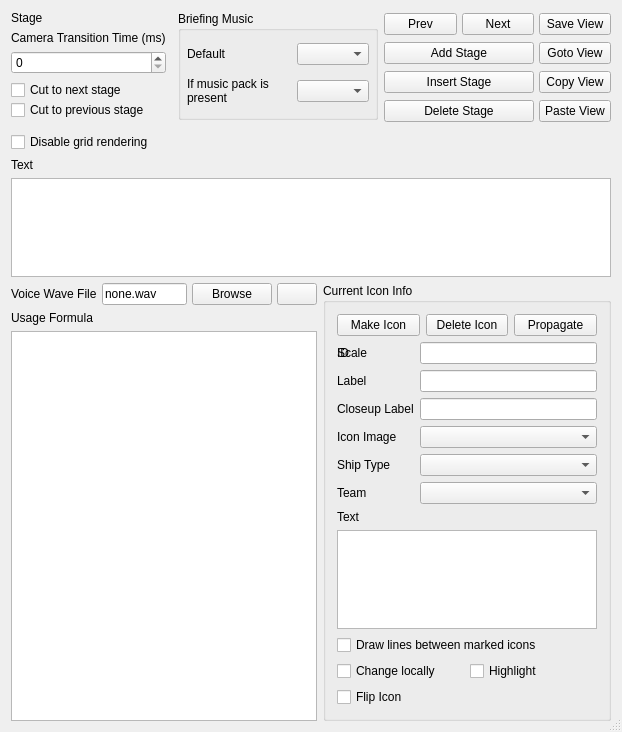
scp-fs2open/fs2open.github.com, file qtfred/ui/BriefingEditorDialog.ui: the form before one commit.
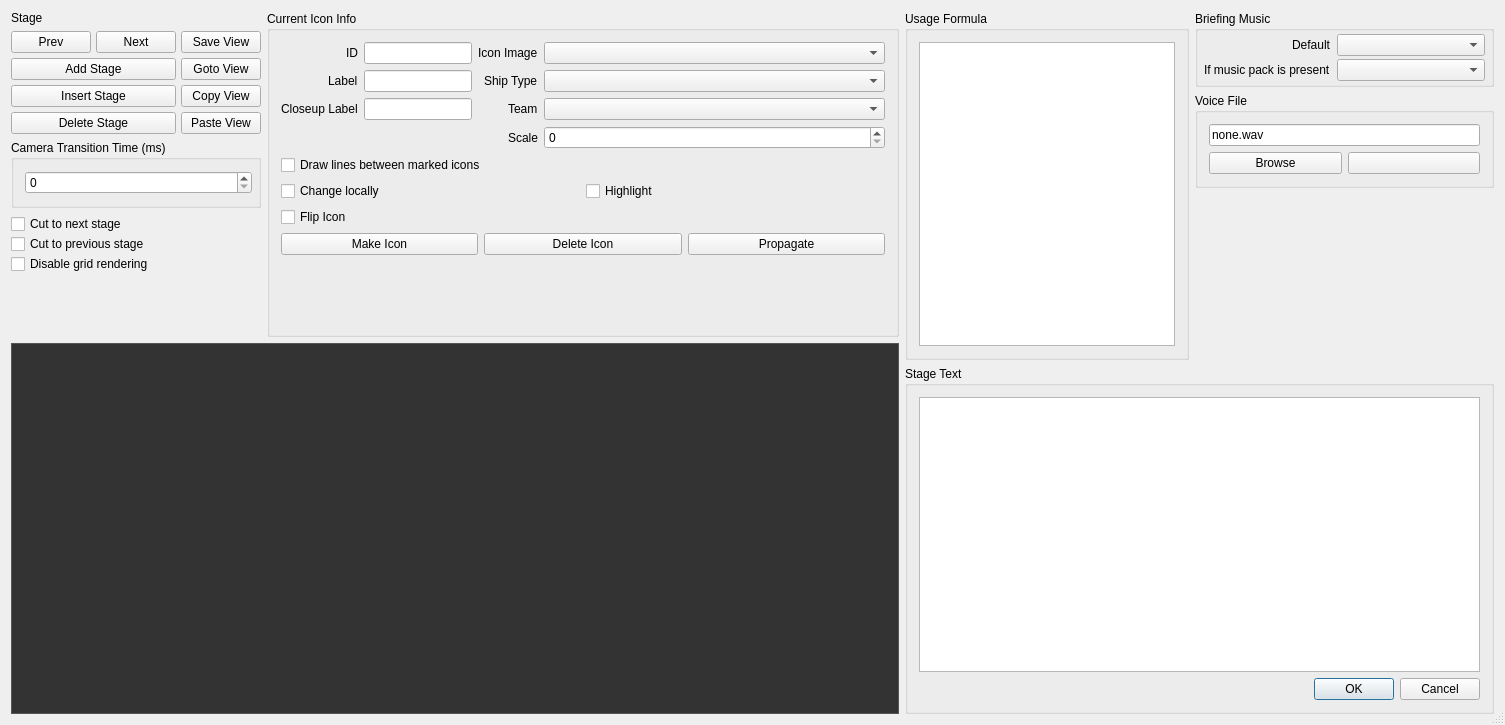
The form after the commit. Icons and pictures are not drawn.

Diff of the .ui file:
```diff
--- a/qtfred/ui/BriefingEditorDialog.ui
+++ b/qtfred/ui/BriefingEditorDialog.ui
@@ -6,8 +6,8 @@
    <rect>
     <x>0</x>
     <y>0</y>
-    <width>622</width>
-    <height>732</height>
+    <width>1505</width>
+    <height>725</height>
    </rect>
   </property>
   <property name="minimumSize">
@@ -25,275 +25,14 @@
   <property name="modal">
    <bool>true</bool>
   </property>
-  <layout class="QVBoxLayout" name="mainLayout">
-   <property name="spacing">
-    <number>0</number>
-   </property>
-   <property name="leftMargin">
-    <number>0</number>
-   </property>
-   <property name="topMargin">
-    <number>0</number>
-   </property>
-   <property name="rightMargin">
-    <number>0</number>
-   </property>
-   <property name="bottomMargin">
-    <number>0</number>
-   </property>
+  <layout class="QHBoxLayout" name="horizontalLayout_8">
    <item>
-    <layout class="QGridLayout" name="contentLayout">
-     <property name="leftMargin">
-      <number>11</number>
-     </property>
-     <property name="topMargin">
-      <number>11</number>
-     </property>
-     <property name="rightMargin">
-      <number>11</number>
-     </property>
-     <property name="bottomMargin">
-      <number>11</number>
-     </property>
-     <item row="2" column="0" colspan="2">
-      <widget class="QPlainTextEdit" name="stageText"/>
-     </item>
-     <item row="3" column="1">
-      <widget class="QGroupBox" name="iconInfoBox">
-       <property name="title">
-        <string>Current Icon Info</string>
-       </property>
-       <layout class="QGridLayout" name="iconInfoBoxLayout">
-        <item row="0" column="0">
-         <layout class="QGridLayout" name="iconButtons">
-          <item row="0" column="0">
-           <widget class="QPushButton" name="makeIconButton">
-            <property name="text">
-             <string>Make Icon</string>
-            </property>
-            <property name="autoDefault">
-             <bool>false</bool>
-            </property>
-           </widget>
-          </item>
-          <item row="0" column="1">
-           <widget class="QPushButton" name="deleteIconButton">
-            <property name="text">
-             <string>Delete Icon</string>
-            </property>
-            <property name="autoDefault">
-             <bool>false</bool>
-            </property>
-           </widget>
-          </item>
-          <item row="0" column="2">
-           <widget class="QPushButton" name="propagateIconButton">
-            <property name="text">
-             <string>Propagate</string>
-            </property>
-            <property name="autoDefault">
-             <bool>false</bool>
-            </property>
-           </widget>
-          </item>
-         </layout>
-        </item>
-        <item row="1" column="0">
-         <layout class="QGridLayout" name="iconInfo">
-          <item row="3" column="0">
-           <widget class="QLabel" name="iconImage">
-            <property name="text">
-             <string>Icon Image</string>
-            </property>
-           </widget>
-          </item>
-          <item row="0" column="0">
-           <widget class="QLabel" name="iconID">
-            <property name="text">
-             <string>ID</string>
-            </property>
-           </widget>
-          </item>
-          <item row="0" column="1">
-           <widget class="QLineEdit" name="iconIDEdit"/>
-          </item>
-          <item row="5" column="0">
-           <widget class="QLabel" name="iconTeam">
-            <property name="text">
-             <string>Team</string>
-            </property>
-           </widget>
-          </item>
-          <item row="4" column="0">
-           <widget class="QLabel" name="iconShipType">
-            <property name="text">
-             <string>Ship Type</string>
-            </property>
-           </widget>
-          </item>
-          <item row="3" column="1">
-           <widget class="QComboBox" name="iconImageCombo"/>
-          </item>
-          <item row="1" column="0">
-           <widget class="QLabel" name="iconLabel">
-            <property name="text">
-             <string>Label</string>
-            </property>
-           </widget>
-          </item>
-          <item row="1" column="1">
-           <widget class="QLineEdit" name="iconLabelEdit"/>
-          </item>
-          <item row="5" column="1">
-           <widget class="QComboBox" name="iconTeamCombo"/>
-          </item>
-          <item row="4" column="1">
-           <widget class="QComboBox" name="iconShipTypeCombo"/>
-          </item>
-          <item row="2" column="1">
-           <widget class="QLineEdit" name="iconcloseupLabel"/>
-          </item>
-          <item row="2" column="0">
-           <widget class="QLabel" name="closeup">
-            <property name="text">
-             <string>Closeup Label</string>
-            </property>
-           </widget>
-          </item>
-		  <item row="0" column="0">
-		   <widget class="QLabel" name="iconScale">
-		    <property name="text">
-		     <string>Scale</string>
-		    </property>
-		   </widget>
-		  </item>
-         </layout>
-        </item>
-        <item row="2" column="0">
-         <layout class="QVBoxLayout" name="iconText">
+    <layout class="QVBoxLayout" name="leftPaneLayout">
           <item>
-           <widget class="QLabel" name="iconTextLabel">
-            <property name="text">
-             <string>Text</string>
-            </property>
-           </widget>
-          </item>
+      <layout class="QHBoxLayout" name="leftPaneControlsLayout">
           <item>
-           <widget class="QPlainTextEdit" name="iconTextEdit">
-            <property name="frameShape">
-             <enum>QFrame::StyledPanel</enum>
-            </property>
-           </widget>
-          </item>
-         </layout>
-        </item>
-        <item row="3" column="0">
-         <layout class="QGridLayout" name="iconInfoCheckboxes">
-          <item row="0" column="0" colspan="2">
-           <widget class="QCheckBox" name="drawLinesCheck">
-            <property name="text">
-             <string>Draw lines between marked icons</string>
-            </property>
-           </widget>
-          </item>
-          <item row="1" column="0">
-           <widget class="QCheckBox" name="changeLocallyCheck">
-            <property name="text">
-             <string>Change locally</string>
-            </property>
-           </widget>
-          </item>
-          <item row="1" column="1">
-           <widget class="QCheckBox" name="highlightCheck">
-            <property name="text">
-             <string>Highlight</string>
-            </property>
-           </widget>
-          </item>
-          <item row="2" column="0">
-           <widget class="QCheckBox" name="flipIconCheck">
-            <property name="text">
-             <string>Flip Icon</string>
-            </property>
-           </widget>
-          </item>
-         </layout>
-        </item>
-       </layout>
-      </widget>
-     </item>
-     <item row="3" column="0">
-      <layout class="QGridLayout" name="voiceInfo">
-       <item row="0" column="0">
-        <layout class="QHBoxLayout" name="voiceFileLayout">
-         <property name="spacing">
-          <number>5</number>
-         </property>
+        <layout class="QVBoxLayout" name="stageControlsLayout">
          <item>
-          <widget class="QLabel" name="voiceFileLabel">
-           <property name="text">
-            <string>Voice Wave File</string>
-           </property>
-          </widget>
-         </item>
-         <item>
-          <widget class="QLineEdit" name="voiceFileLine">
-           <property name="text">
-            <string>none.wav</string>
-           </property>
-          </widget>
-         </item>
-         <item>
-          <widget class="QPushButton" name="browseVoiceFileButton">
-           <property name="text">
-            <string>Browse</string>
-           </property>
-           <property name="autoDefault">
-            <bool>false</bool>
-           </property>
-          </widget>
-         </item>
-         <item>
-          <widget class="QPushButton" name="playVoiceFileButton">
-           <property name="text">
-            <string/>
-           </property>
-           <property name="icon">
-            <iconset resource="../resources/resources.qrc">
-             <normaloff>:/images/bmp00001.png</normaloff>:/images/bmp00001.png</iconset>
-           </property>
-           <property name="autoDefault">
-            <bool>false</bool>
-           </property>
-          </widget>
-         </item>
-        </layout>
-       </item>
-       <item row="1" column="0">
-        <widget class="QLabel" name="usageFormulaLabel">
-         <property name="text">
-          <string>Usage Formula</string>
-         </property>
-        </widget>
-       </item>
-       <item row="2" column="0">
-        <widget class="QTreeView" name="usageFormulaView">
-         <property name="minimumSize">
-          <size>
-           <width>0</width>
-           <height>0</height>
-          </size>
-         </property>
-         <property name="frameShape">
-          <enum>QFrame::StyledPanel</enum>
-         </property>
-        </widget>
-       </item>
-      </layout>
-     </item>
-     <item row="0" column="0" colspan="2">
-      <layout class="QGridLayout" name="stageInfo">
-       <item row="0" column="0">
         <widget class="QLabel" name="stageLabel">
          <property name="text">
           <string>Stage</string>
@@ -303,70 +42,7 @@
          </property>
         </widget>
        </item>
-       <item row="0" column="1" rowspan="3">
-        <widget class="QGroupBox" name="briefingMusicBox">
-         <property name="minimumSize">
-          <size>
-           <width>200</width>
-           <height>0</height>
-          </size>
-         </property>
-         <property name="sizeIncrement">
-          <size>
-           <width>0</width>
-           <height>0</height>
-          </size>
-         </property>
-         <property name="title">
-          <string>Briefing Music</string>
-         </property>
-         <layout class="QGridLayout" name="musicBoxLayout">
-          <property name="leftMargin">
-           <number>6</number>
-          </property>
-          <property name="topMargin">
-           <number>3</number>
-          </property>
-          <property name="rightMargin">
-           <number>6</number>
-          </property>
-          <property name="bottomMargin">
-           <number>3</number>
-          </property>
-          <property name="verticalSpacing">
-           <number>3</number>
-          </property>
-          <item row="0" column="0">
-           <widget class="QLabel" name="defaultMusicLabel">
-            <property name="text">
-             <string>Default</string>
-            </property>
-           </widget>
-          </item>
-          <item row="0" column="1">
-           <widget class="QComboBox" name="defaultMusicCombo">
-            <property name="editable">
-             <bool>false</bool>
-            </property>
-           </widget>
-          </item>
-          <item row="1" column="0">
-           <widget class="QLabel" name="musicPackLabel">
-            <property name="text">
-             <string>If music pack is present</string>
-            </property>
-            <property name="wordWrap">
-             <bool>true</bool>
-            </property>
-           </widget>
-          </item>
-          <item row="1" column="1">
-           <widget class="QComboBox" name="musicPackCombo"/>
-          </item>
-         </layout>
-        </widget>
-       </item>
-       <item row="0" column="2" rowspan="4">
+         <item>
         <layout class="QGridLayout" name="stageButtons" columnstretch="0,0,0">
          <property name="spacing">
           <number>5</number>
@@ -409,6 +85,26 @@
            </property>
           </widget>
          </item>
+           <item row="1" column="2">
+            <widget class="QPushButton" name="gotoViewButton">
+             <property name="text">
+              <string>Goto View</string>
+             </property>
+             <property name="autoDefault">
+              <bool>false</bool>
+             </property>
+            </widget>
+           </item>
+           <item row="3" column="2">
+            <widget class="QPushButton" name="pasteViewButton">
+             <property name="text">
+              <string>Paste View</string>
+             </property>
+             <property name="autoDefault">
+              <bool>false</bool>
+             </property>
+            </widget>
+           </item>
          <item row="0" column="2">
           <widget class="QPushButton" name="saveViewButton">
            <property name="maximumSize">
@@ -435,28 +131,6 @@
            </property>
           </widget>
          </item>
-         <item row="2" column="0" colspan="2">
-          <widget class="QPushButton" name="insertStageButton">
-           <property name="sizePolicy">
-            <sizepolicy hsizetype="Minimum" vsizetype="Fixed">
-             <horstretch>0</horstretch>
-             <verstretch>0</verstretch>
-            </sizepolicy>
-           </property>
-           <property name="maximumSize">
-            <size>
-             <width>16777215</width>
-             <height>16777215</height>
-            </size>
-           </property>
-           <property name="text">
-            <string>Insert Stage</string>
-           </property>
-           <property name="autoDefault">
-            <bool>false</bool>
-           </property>
-          </widget>
-         </item>
          <item row="3" column="0" colspan="2">
           <widget class="QPushButton" name="deleteStageButton">
            <property name="maximumSize">
@@ -473,6 +147,28 @@
            </property>
           </widget>
          </item>
+           <item row="2" column="0" colspan="2">
+            <widget class="QPushButton" name="insertStageButton">
+             <property name="sizePolicy">
+              <sizepolicy hsizetype="Minimum" vsizetype="Fixed">
+               <horstretch>0</horstretch>
+               <verstretch>0</verstretch>
+              </sizepolicy>
+             </property>
+             <property name="maximumSize">
+              <size>
+               <width>16777215</width>
+               <height>16777215</height>
+              </size>
+             </property>
+             <property name="text">
+              <string>Insert Stage</string>
+             </property>
+             <property name="autoDefault">
+              <bool>false</bool>
+             </property>
+            </widget>
+           </item>
          <item row="2" column="2">
           <widget class="QPushButton" name="copyViewButton">
            <property name="text">
@@ -483,68 +179,44 @@
            </property>
           </widget>
          </item>
-         <item row="3" column="2">
-          <widget class="QPushButton" name="pasteViewButton">
-           <property name="text">
-            <string>Paste View</string>
-           </property>
-           <property name="autoDefault">
-            <bool>false</bool>
-           </property>
-          </widget>
-         </item>
-         <item row="1" column="2">
-          <widget class="QPushButton" name="gotoViewButton">
-           <property name="text">
-            <string>Goto View</string>
-           </property>
-           <property name="autoDefault">
-            <bool>false</bool>
-           </property>
-          </widget>
-         </item>
-        </layout>
-       </item>
-       <item row="1" column="0">
-        <layout class="QVBoxLayout" name="verticalLayout">
-         <property name="rightMargin">
-          <number>6</number>
-         </property>
+          </layout>
+         </item>
          <item>
-          <widget class="QLabel" name="transitionLabel">
-           <property name="text">
+          <widget class="QGroupBox" name="cameraTransitionTimeGroupBox">
+           <property name="title">
             <string>Camera Transition Time (ms)</string>
            </property>
-          </widget>
-         </item>
+           <layout class="QVBoxLayout" name="verticalLayout">
+            <property name="rightMargin">
+             <number>6</number>
+            </property>
          <item>
-          <widget class="QSpinBox" name="transitionTime"/>
-         </item>
-        </layout>
-       </item>
-       <item row="2" column="0">
-        <layout class="QVBoxLayout" name="cutStage">
+             <widget class="QSpinBox" name="cameraTransitionTimeSpinBox"/>
+            </item>
+           </layout>
+          </widget>
+         </item>
+         <item>
+          <layout class="QVBoxLayout" name="stageFlagsLayout">
          <property name="spacing">
           <number>0</number>
          </property>
          <item>
-          <widget class="QCheckBox" name="nextStage">
+            <widget class="QCheckBox" name="cutToNextStageCheckbox">
            <property name="text">
             <string>Cut to next stage</string>
            </property>
           </widget>
          </item>
          <item>
-          <widget class="QCheckBox" name="prevStage">
+            <widget class="QCheckBox" name="cutToPrevStageCheckbox">
            <property name="text">
             <string>Cut to previous stage</string>
            </property>
           </widget>
          </item>
-        </layout>
-       </item>
 	   <item>
-		<widget class="QCheckBox" name="disableGrid">
+            <widget class="QCheckBox" name="disableGridCheckBox">
 		 <property name="text">
 		  <string>Disable grid rendering</string>
 		</property>
@@ -552,14 +224,416 @@
 	  </item>
       </layout>
      </item>
+         <item>
+          <spacer name="stageControlsSpacer">
+           <property name="orientation">
+            <enum>Qt::Vertical</enum>
+           </property>
+           <property name="sizeHint" stdset="0">
+            <size>
+             <width>20</width>
+             <height>40</height>
+            </size>
+           </property>
+          </spacer>
+         </item>
+        </layout>
+       </item>
+       <item>
+        <widget class="QGroupBox" name="currentIconInfoGroupBox">
+         <property name="minimumSize">
+          <size>
+           <width>0</width>
+           <height>300</height>
+          </size>
+         </property>
+         <property name="title">
+          <string>Current Icon Info</string>
+         </property>
+         <layout class="QVBoxLayout" name="verticalLayout_15">
+          <item>
+           <layout class="QHBoxLayout" name="iconDetailsLayout" stretch="0,1">
+            <item>
+             <layout class="QFormLayout" name="iconLabelsForm">
+              <property name="labelAlignment">
+               <set>Qt::AlignRight|Qt::AlignTrailing|Qt::AlignVCenter</set>
+              </property>
+              <item row="0" column="0">
+               <widget class="QLabel" name="iconIdLabel">
+                <property name="text">
+                 <string>ID</string>
+                </property>
+               </widget>
+              </item>
+              <item row="0" column="1">
+               <widget class="QLineEdit" name="iconIdLineEdit"/>
+              </item>
      <item row="1" column="0">
-      <widget class="QLabel" name="textLabel">
+               <widget class="QLabel" name="iconLabelLabel">
        <property name="text">
-        <string>Text</string>
-       </property>
-       <property name="alignment">
-        <set>Qt::AlignBottom|Qt::AlignLeading|Qt::AlignLeft</set>
-       </property>
+                 <string>Label</string>
+                </property>
+               </widget>
+              </item>
+              <item row="1" column="1">
+               <widget class="QLineEdit" name="iconLabelLineEdit"/>
+              </item>
+              <item row="2" column="0">
+               <widget class="QLabel" name="iconCloseupLabelLabel">
+                <property name="text">
+                 <string>Closeup Label</string>
+                </property>
+               </widget>
+              </item>
+              <item row="2" column="1">
+               <widget class="QLineEdit" name="iconCloseupLabelLineEdit"/>
+              </item>
+             </layout>
+            </item>
+            <item>
+             <layout class="QFormLayout" name="iconVisualsLayout">
+              <property name="labelAlignment">
+               <set>Qt::AlignRight|Qt::AlignTrailing|Qt::AlignVCenter</set>
+              </property>
+              <item row="0" column="0">
+               <widget class="QLabel" name="iconImageLabel">
+                <property name="text">
+                 <string>Icon Image</string>
+                </property>
+               </widget>
+              </item>
+              <item row="0" column="1">
+               <widget class="QComboBox" name="iconImageComboBox"/>
+              </item>
+              <item row="1" column="0">
+               <widget class="QLabel" name="iconShipTypeLabel">
+                <property name="text">
+                 <string>Ship Type</string>
+                </property>
+               </widget>
+              </item>
+              <item row="1" column="1">
+               <widget class="QComboBox" name="iconShipTypeComboBox"/>
+              </item>
+              <item row="2" column="0">
+               <widget class="QLabel" name="iconTeamLabel">
+                <property name="text">
+                 <string>Team</string>
+                </property>
+               </widget>
+              </item>
+              <item row="2" column="1">
+               <widget class="QComboBox" name="iconTeamComboBox"/>
+              </item>
+              <item row="3" column="0">
+               <widget class="QLabel" name="iconScaleLabel">
+                <property name="text">
+                 <string>Scale</string>
+                </property>
+               </widget>
+              </item>
+              <item row="3" column="1">
+               <widget class="QSpinBox" name="scaleSpinBox"/>
+              </item>
+             </layout>
+            </item>
+           </layout>
+          </item>
+          <item>
+           <layout class="QGridLayout" name="iconCheckboxesLayout">
+            <item row="0" column="0" colspan="2">
+             <widget class="QCheckBox" name="drawLinesCheckBox">
+              <property name="text">
+               <string>Draw lines between marked icons</string>
+              </property>
+             </widget>
+            </item>
+            <item row="1" column="0">
+             <widget class="QCheckBox" name="changeLocallyCheckBox">
+              <property name="text">
+               <string>Change locally</string>
+              </property>
+             </widget>
+            </item>
+            <item row="1" column="1">
+             <widget class="QCheckBox" name="highlightCheckBox">
+              <property name="text">
+               <string>Highlight</string>
+              </property>
+             </widget>
+            </item>
+            <item row="2" column="0">
+             <widget class="QCheckBox" name="flipIconCheckBox">
+              <property name="text">
+               <string>Flip Icon</string>
+              </property>
+             </widget>
+            </item>
+           </layout>
+          </item>
+          <item>
+           <layout class="QHBoxLayout" name="iconSetupButtonsLayout">
+            <item>
+             <widget class="QPushButton" name="makeIconButton">
+              <property name="text">
+               <string>Make Icon</string>
+              </property>
+              <property name="autoDefault">
+               <bool>false</bool>
+              </property>
+             </widget>
+            </item>
+            <item>
+             <widget class="QPushButton" name="deleteIconButton">
+              <property name="text">
+               <string>Delete Icon</string>
+              </property>
+              <property name="autoDefault">
+               <bool>false</bool>
+              </property>
+             </widget>
+            </item>
+            <item>
+             <widget class="QPushButton" name="propagateIconButton">
+              <property name="text">
+               <string>Propagate</string>
+              </property>
+              <property name="autoDefault">
+               <bool>false</bool>
+              </property>
+             </widget>
+            </item>
+           </layout>
+          </item>
+          <item>
+           <spacer name="iconInfoSpacer">
+            <property name="orientation">
+             <enum>Qt::Vertical</enum>
+            </property>
+            <property name="sizeHint" stdset="0">
+             <size>
+              <width>20</width>
+              <height>40</height>
+             </size>
+            </property>
+           </spacer>
+          </item>
+         </layout>
+        </widget>
+       </item>
+      </layout>
+     </item>
+     <item>
+      <widget class="QWidget" name="mapView" native="true">
+       <property name="enabled">
+        <bool>true</bool>
+       </property>
+       <property name="sizePolicy">
+        <sizepolicy hsizetype="Preferred" vsizetype="Preferred">
+         <horstretch>0</horstretch>
+         <verstretch>0</verstretch>
+        </sizepolicy>
+       </property>
+       <property name="minimumSize">
+        <size>
+         <width>888</width>
+         <height>371</height>
+        </size>
+       </property>
+       <property name="styleSheet">
+        <string notr="true">QWidget {
+    background-color: #333333;
+    border: 1px solid #555555;
+}</string>
+       </property>
+      </widget>
+     </item>
+    </layout>
+   </item>
+   <item>
+    <layout class="QVBoxLayout" name="rightPaneLayout">
+     <item>
+      <layout class="QHBoxLayout" name="stageSubControlsLayout">
+       <item>
+        <widget class="QGroupBox" name="usageFormulaGroupBox">
+         <property name="title">
+          <string>Usage Formula</string>
+         </property>
+         <layout class="QVBoxLayout" name="verticalLayout_3">
+          <item>
+           <widget class="QTreeView" name="usageFormulaView">
+            <property name="sizePolicy">
+             <sizepolicy hsizetype="Preferred" vsizetype="Preferred">
+              <horstretch>0</horstretch>
+              <verstretch>0</verstretch>
+             </sizepolicy>
+            </property>
+            <property name="minimumSize">
+             <size>
+              <width>0</width>
+              <height>0</height>
+             </size>
+            </property>
+            <property name="frameShape">
+             <enum>QFrame::StyledPanel</enum>
+            </property>
+           </widget>
+          </item>
+         </layout>
+        </widget>
+       </item>
+       <item>
+        <layout class="QVBoxLayout" name="stageAudioControlsLayout">
+         <item>
+          <widget class="QGroupBox" name="briefingMusicLayout">
+           <property name="minimumSize">
+            <size>
+             <width>200</width>
+             <height>0</height>
+            </size>
+           </property>
+           <property name="sizeIncrement">
+            <size>
+             <width>0</width>
+             <height>0</height>
+            </size>
+           </property>
+           <property name="title">
+            <string>Briefing Music</string>
+           </property>
+           <layout class="QFormLayout" name="formLayout">
+            <property name="labelAlignment">
+             <set>Qt::AlignRight|Qt::AlignTrailing|Qt::AlignVCenter</set>
+            </property>
+            <property name="verticalSpacing">
+             <number>3</number>
+            </property>
+            <property name="leftMargin">
+             <number>6</number>
+            </property>
+            <property name="topMargin">
+             <number>3</number>
+            </property>
+            <property name="rightMargin">
+             <number>6</number>
+            </property>
+            <property name="bottomMargin">
+             <number>3</number>
+            </property>
+            <item row="0" column="0">
+             <widget class="QLabel" name="defaultMusicLabel">
+              <property name="text">
+               <string>Default</string>
+              </property>
+             </widget>
+            </item>
+            <item row="0" column="1">
+             <widget class="QComboBox" name="defaultMusicComboBox">
+              <property name="editable">
+               <bool>false</bool>
+              </property>
+             </widget>
+            </item>
+            <item row="1" column="0">
+             <widget class="QLabel" name="musicPackLabel">
+              <property name="text">
+               <string>If music pack is present</string>
+              </property>
+              <property name="wordWrap">
+               <bool>true</bool>
+              </property>
+             </widget>
+            </item>
+            <item row="1" column="1">
+             <widget class="QComboBox" name="musicPackComboBox"/>
+            </item>
+           </layout>
+          </widget>
+         </item>
+         <item>
+          <widget class="QGroupBox" name="voiceFileGroupBox">
+           <property name="title">
+            <string>Voice File</string>
+           </property>
+           <layout class="QVBoxLayout" name="verticalLayout_13">
+            <item>
+             <widget class="QLineEdit" name="voiceFileLineEdit">
+              <property name="text">
+               <string>none.wav</string>
+              </property>
+             </widget>
+            </item>
+            <item>
+             <layout class="QHBoxLayout" name="voiceFileButtonsLayout">
+              <item>
+               <widget class="QPushButton" name="browseVoiceFileButton">
+                <property name="text">
+                 <string>Browse</string>
+                </property>
+                <property name="autoDefault">
+                 <bool>false</bool>
+                </property>
+               </widget>
+              </item>
+              <item>
+               <widget class="QPushButton" name="playVoiceFileButton">
+                <property name="text">
+                 <string/>
+                </property>
+                <property name="icon">
+                 <iconset resource="../resources/resources.qrc">
+                  <normaloff>:/images/bmp00001.png</normaloff>:/images/bmp00001.png</iconset>
+                </property>
+                <property name="autoDefault">
+                 <bool>false</bool>
+                </property>
+               </widget>
+              </item>
+             </layout>
+            </item>
+           </layout>
+          </widget>
+         </item>
+         <item>
+          <spacer name="audioControlsSpacer">
+           <property name="orientation">
+            <enum>Qt::Vertical</enum>
+           </property>
+           <property name="sizeHint" stdset="0">
+            <size>
+             <width>20</width>
+             <height>40</height>
+            </size>
+           </property>
+          </spacer>
+         </item>
+        </layout>
+       </item>
+      </layout>
+     </item>
+     <item>
+      <widget class="QGroupBox" name="stageTextGroupBox">
+       <property name="title">
+        <string>Stage Text</string>
+       </property>
+       <layout class="QVBoxLayout" name="verticalLayout_6">
+        <item>
+         <widget class="QPlainTextEdit" name="stageTextPlainTextEdit"/>
+        </item>
+        <item>
+         <widget class="QDialogButtonBox" name="okAndCancelButtons">
+          <property name="layoutDirection">
+           <enum>Qt::LeftToRight</enum>
+          </property>
+          <property name="orientation">
+           <enum>Qt::Horizontal</enum>
+          </property>
+          <property name="standardButtons">
+           <set>QDialogButtonBox::Cancel|QDialogButtonBox::Ok</set>
+          </property>
+         </widget>
+        </item>
+       </layout>
       </widget>
      </item>
     </layout>
```
Lines whose indentation alone changed are shown as unchanged.
